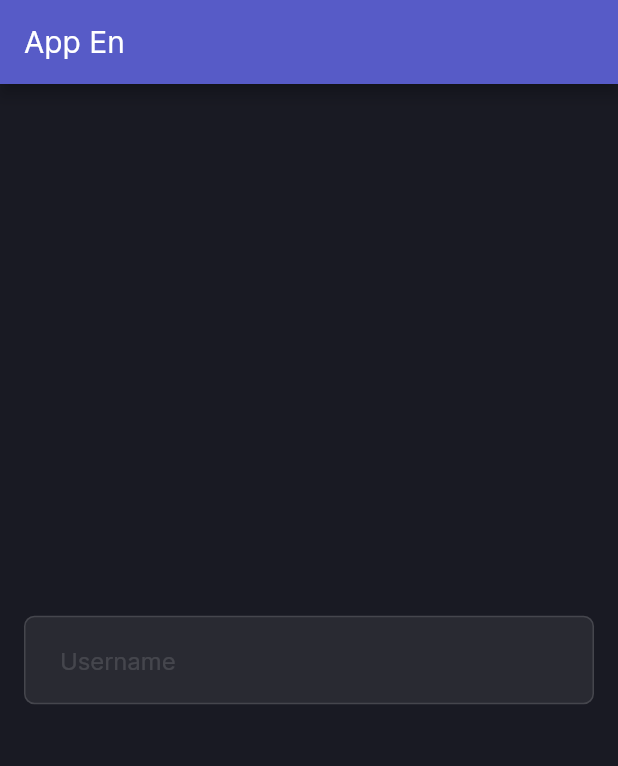
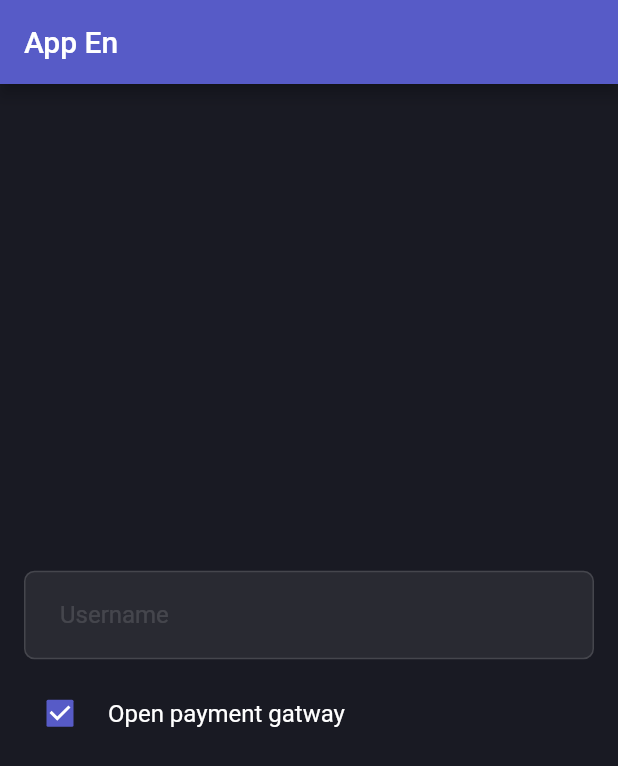
Before and after one commit to oussbad/delivery-App-, a Flutter app: the screen it shows after launch, on a phone screen of 412 x 824 dp. Shown: the top 766 px of the screen. Run offline on Flutter 3.47's test engine with Material 2 defaults, Android fonts, the phone set to English and light mode, and no system bars; our stand-ins replace device_preview, get; statements that could not run were skipped.

Commit message:
feat: create checkbox widget

```diff
--- a/lib/src/app/themes/app_themes.dart
+++ b/lib/src/app/themes/app_themes.dart
@@ -6,7 +6,7 @@ class AppThemes {
   AppThemes._();
 
   static ThemeData dark = ThemeData(
-    fontFamily: AppTypography.familyInter,
+    // fontFamily: AppTypography.familyInter,
     primarySwatch: AppPalette.primarySwatch,
     scaffoldBackgroundColor: AppPalette.bg4,
     hintColor: AppPalette.inputBorder,
@@ -17,5 +17,11 @@ class AppThemes {
         borderSide: BorderSide(color: AppPalette.inputBorder),
       ),
     ),
+    checkboxTheme: CheckboxThemeData(
+      fillColor: MaterialStateProperty.all<Color>(AppPalette.primarySwatch),
+      side: BorderSide(
+        color: AppPalette.inputBorder,
+      ),
+    ),
   );
 }
--- /dev/null
+++ b/lib/src/app/widgets/inputs/checkbox_widget.dart
@@ -0,0 +1,36 @@
+import 'package:boxpend_flutter_android_app/src/app/themes/app_palette.dart';
+import 'package:boxpend_flutter_android_app/src/app/widgets/utils/gap_widget.dart';
+import 'package:boxpend_flutter_android_app/src/app/widgets/utils/text_block_widget.dart';
+import 'package:flutter/material.dart';
+
+class CheckboxWidget extends StatelessWidget {
+  const CheckboxWidget({
+    super.key,
+    required this.label,
+    required this.value,
+    this.onChanged,
+  });
+
+  final String label;
+  final bool value;
+  final void Function(bool?)? onChanged;
+
+  @override
+  Widget build(BuildContext context) {
+    return Row(
+      children: [
+        Checkbox(
+          value: value,
+          onChanged: onChanged,
+        ),
+        GapWidget.spacing8(
+          axe: GapEnum.horizontal,
+        ),
+        TextBlocKWidget.body(
+          label,
+          color: AppPalette.white,
+        ),
+      ],
+    );
+  }
+}
--- a/lib/src/app/widgets/utils/gap_widget.dart
+++ b/lib/src/app/widgets/utils/gap_widget.dart
@@ -4,6 +4,11 @@ import 'package:flutter/material.dart';
 enum GapEnum { vertical, horizontal }
 
 class GapWidget extends StatelessWidget {
+  GapWidget.spacing8({
+    super.key,
+    this.axe = GapEnum.vertical,
+  }) : spacing = AppSpacing.s_8;
+
   GapWidget.spacing12({
     super.key,
     this.axe = GapEnum.vertical,
--- a/lib/src/presentation/template/pages/template_page.dart
+++ b/lib/src/presentation/template/pages/template_page.dart
@@ -1,5 +1,6 @@
 import 'package:boxpend_flutter_android_app/src/app/resources/strings_manager.dart';
 import 'package:boxpend_flutter_android_app/src/app/widgets/buttons/button_widget.dart';
+import 'package:boxpend_flutter_android_app/src/app/widgets/inputs/checkbox_widget.dart';
 import 'package:boxpend_flutter_android_app/src/app/widgets/inputs/text_field_widget.dart';
 import 'package:boxpend_flutter_android_app/src/app/widgets/utils/gap_widget.dart';
 import 'package:boxpend_flutter_android_app/src/presentation/template/controllers/template_controller.dart';
@@ -21,9 +22,15 @@ class Template extends GetView<TemplateController> {
             padding: const EdgeInsets.symmetric(horizontal: 16),
             child: Column(
               mainAxisAlignment: MainAxisAlignment.center,
-              children: const [
-                TextFieldWidget(
+              crossAxisAlignment: CrossAxisAlignment.start,
+              children: [
+                const TextFieldWidget(
                   placeholder: 'Username',
+                ),
+                GapWidget.spacing12(),
+                const CheckboxWidget(
+                  label: 'Open payment gatway',
+                  value: true,
                 ),
               ],
             ),
```
